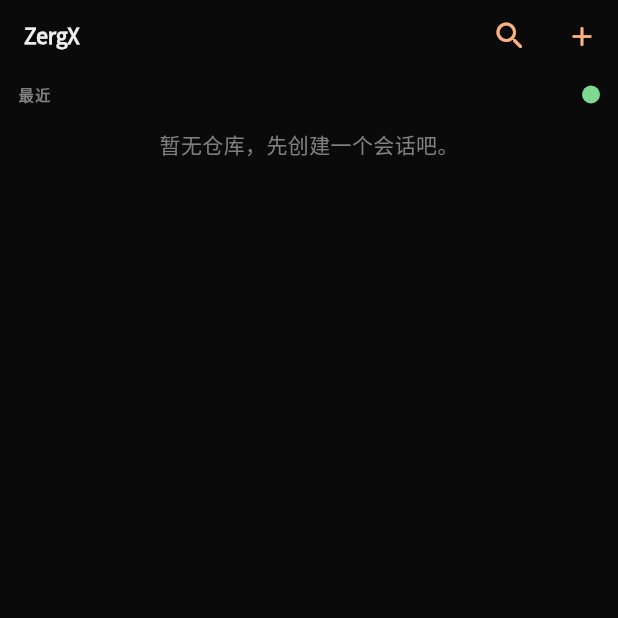
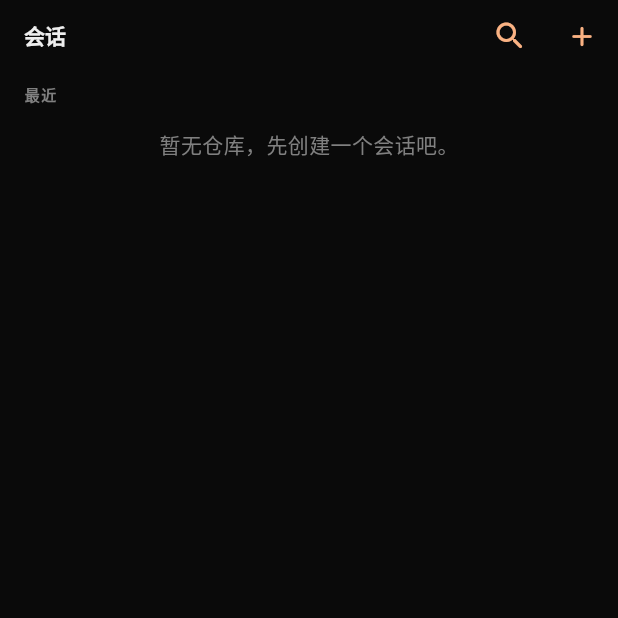
Before and after one commit to zergx-platform/flutter-app, a Flutter app: the _SessionsHome screen opened directly with empty values, on a phone screen of 412 x 824 dp, the top half of it. Run offline on Flutter 3.47's test engine with Material 3 defaults, Android fonts, the phone set to English and light mode, and no system bars; our stand-ins replace file_picker, flutter_markdown_plus, image_picker, shared_preferences; accounts and stored records are empty; network calls fail.

Commit message:
feat(nav): unify five tab AppBar titles + drop connection status light (v0.0.45)
- AppBar titles now match the tab labels (Chat/Code/Containers/Worksheets/Config
  via tabChat/tabCode/tabContainers/tabWorksheets/tabConfig) so all five tabs use
  the same header style.
- Chat: sessions home title uses i18n tabChat instead of hardcoded 'ZergX'.
- ChatSidebar: remove the top-right connection status light (was green dot) and
  the duplicated 'Recent' section header (the list has no nested header now).
- code desktop now also uses a themed AppBar for a unified header across layouts.

flutter analyze: 0 errors.

```diff
--- a/lib/main.dart
+++ b/lib/main.dart
@@ -14,7 +14,6 @@ import 'screens/chat_sidebar.dart';
 import 'screens/code.dart';
 import 'screens/config.dart';
 import 'screens/containers.dart';
-import 'screens/packages.dart';
 import 'screens/worksheets.dart';
 
 const defaultBaseUrl = 'https://platform.zergx.10.199.64.20.nip.io';
@@ -330,7 +329,7 @@ class _SessionsHome extends StatelessWidget {
   Widget build(BuildContext context) {
     return Scaffold(
       appBar: AppBar(
-        title: const Text('ZergX'),
+        title: Text(context.l10n.tabChat),
         actions: [
           IconButton(
             icon: Icon(Icons.search_rounded, color: colorsOf(context).primary),
--- a/lib/screens/chat.dart
+++ b/lib/screens/chat.dart
@@ -38,7 +38,6 @@ class _ChatScreenState extends State<ChatScreen> {
   MessagesController? _msg;
   List<ModelInfo> _models = [];
   List<Preset> _presets = [];
-  Map<String, ProviderInfo> _providers = {};
   bool _initialScrollDone = false;
   // The session id the current _msg controller is bound to (set in _setup).
   String? _boundSid;
@@ -81,9 +80,6 @@ class _ChatScreenState extends State<ChatScreen> {
     } catch (_) {}
     try {
       _presets = await widget.store.api.presets();
-    } catch (_) {}
-    try {
-      _providers = await widget.store.api.providers();
     } catch (_) {}
     if (mounted) setState(() {});
     // Do NOT hijack store.codeOrg/codeRepo here: the Code tab is an
--- a/lib/screens/chat_sidebar.dart
+++ b/lib/screens/chat_sidebar.dart
@@ -70,11 +70,9 @@ class _ChatSidebarState extends State<ChatSidebar> {
     final connected = store.sessionError.isEmpty;
     return Column(
       children: [
-        // Connection status light (top-right): green = healthy, amber/red =
-        // failing. No raw error text on the list — tap for details.
         Padding(
           padding: const EdgeInsets.fromLTRB(
-              AppSpacing.md, AppSpacing.sm, AppSpacing.md, 0),
+              AppSpacing.lg, AppSpacing.sm, AppSpacing.md, 0),
           child: Row(
             children: [
               Expanded(
@@ -83,40 +81,6 @@ class _ChatSidebarState extends State<ChatSidebar> {
                         fontWeight: FontWeight.w600,
                         letterSpacing: 1,
                         color: colors.mutedForeground)),
-              ),
-              Tooltip(
-                message: connected
-                    ? context.l10n.connected
-                    : context.l10n.connectionError(store.sessionError),
-                child: InkWell(
-                  onTap: connected
-                      ? null
-                      : () => ScaffoldMessenger.of(context).showSnackBar(
-                            SnackBar(
-                                content: Text(store.sessionError,
-                                    style: const TextStyle(fontSize: 12))),
-                          ),
-                  borderRadius: BorderRadius.circular(999),
-                  child: Container(
-                    width: 12,
-                    height: 12,
-                    margin: const EdgeInsets.only(left: AppSpacing.sm),
-                    decoration: BoxDecoration(
-                      shape: BoxShape.circle,
-                      color: connected
-                          ? colors.success
-                          : colors.destructive,
-                      boxShadow: connected
-                          ? []
-                          : [
-                              BoxShadow(
-                                  color: colors.destructive
-                                      .withValues(alpha: 0.4),
-                                  blurRadius: 4)
-                            ],
-                    ),
-                  ),
-                ),
               ),
             ],
           ),
@@ -128,10 +92,8 @@ class _ChatSidebarState extends State<ChatSidebar> {
               physics: const AlwaysScrollableScrollPhysics(),
               padding: EdgeInsets.zero,
               children: [
-                if (recent.isNotEmpty) ...[
-                  const _HeaderKey('recent'),
+                if (recent.isNotEmpty)
                   for (final s in recent) _sessionRow(s),
-                ],
                 if (recent.isEmpty && connected)
                   Padding(
                     padding: const EdgeInsets.all(AppSpacing.lg),
@@ -215,30 +177,3 @@ class _ChatSidebarState extends State<ChatSidebar> {
     }
   }
 }
-
-class _Header extends StatelessWidget {
-  final String text;
-  const _Header(this.text);
-  @override
-  Widget build(BuildContext context) {
-    return Padding(
-      padding: const EdgeInsets.fromLTRB(
-          AppSpacing.lg, AppSpacing.md, AppSpacing.lg, AppSpacing.xs),
-      child: Text(text.toUpperCase(),
-          style: textOf(context).micro.copyWith(
-              fontWeight: FontWeight.w600,
-              letterSpacing: 1,
-              color: colorsOf(context).mutedForeground)),
-    );
-  }
-}
-
-/// Header fed by an i18n key (recent / allRepos).
-class _HeaderKey extends StatelessWidget {
-  final String textKey;
-  const _HeaderKey(this.textKey);
-  @override
-  Widget build(BuildContext context) {
-    return _Header(l10nString(textKey));
-  }
-}
--- a/lib/screens/config.dart
+++ b/lib/screens/config.dart
@@ -73,7 +73,7 @@ class _ConfigScreenState extends State<ConfigScreen> {
               : null,
           title: Text(_stack.isNotEmpty
               ? _titleOf(_stack.last)
-              : context.l10n.settings),
+              : context.l10n.tabConfig),
         ),
         body: _loading
             ? const Center(child: CircularProgressIndicator())
--- a/lib/screens/containers.dart
+++ b/lib/screens/containers.dart
@@ -84,7 +84,7 @@ class _ContainersScreenState extends State<ContainersScreen> {
     final text = textOf(context);
     return Scaffold(
       appBar: AppBar(
-        title: Text(context.l10n.containersTitle),
+        title: Text(context.l10n.tabContainers),
         actions: [
           IconButton(icon: const Icon(Icons.refresh_rounded), onPressed: _load),
           IconButton(
--- a/pubspec.yaml
+++ b/pubspec.yaml
@@ -16,7 +16,7 @@ publish_to: 'none' # Remove this line if you wish to publish to pub.dev
 # https://developer.apple.com/library/archive/documentation/General/Reference/InfoPlistKeyReference/Articles/CoreFoundationKeys.html
 # In Windows, build-name is used as the major, minor, and patch parts
 # of the product and file versions while build-number is used as the build suffix.
-version: 0.0.44+44
+version: 0.0.45+45
 
 environment:
   sdk: ^3.13.2
```
Also changed, not shown: lib/screens/code.dart (+11 -7 lines).
